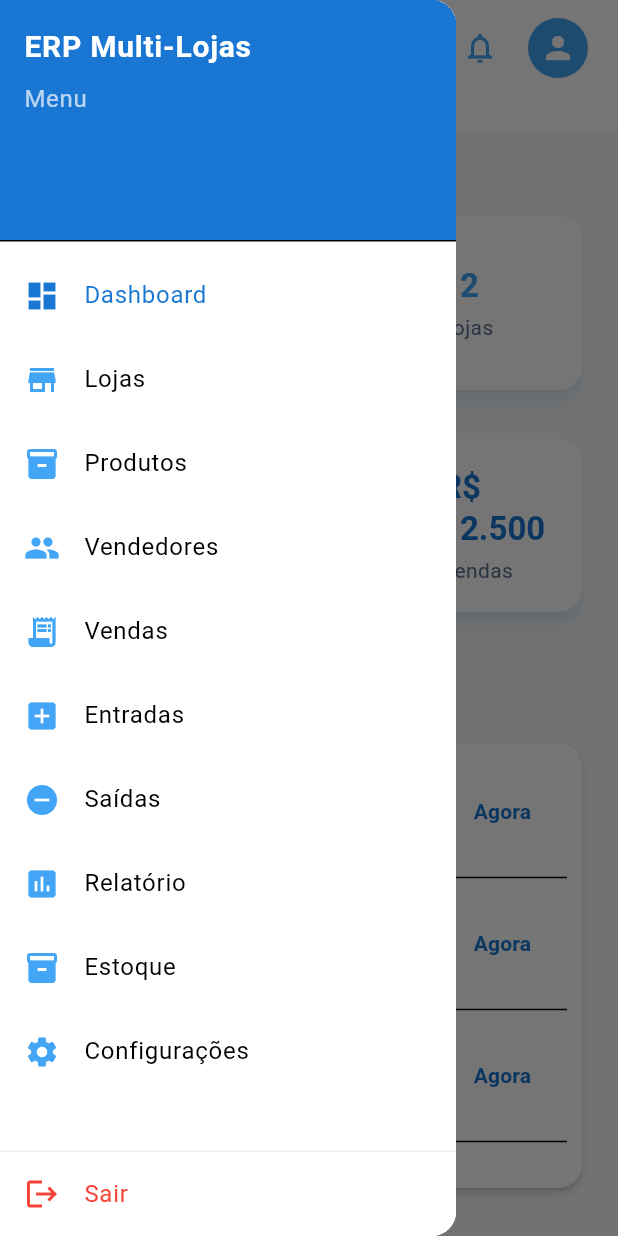
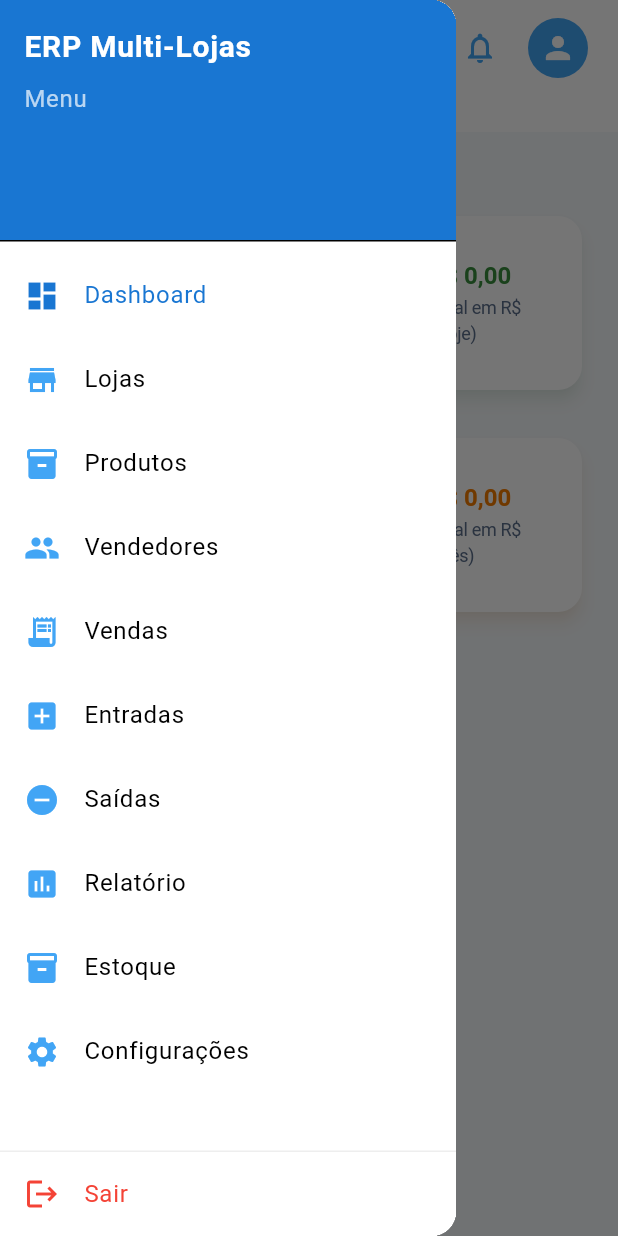
Before and after one commit to jhamiljeferson/gestao_dmr, a Flutter app: the DashboardView screen opened by its route, with the side drawer open, on a phone screen of 412 x 824 dp. Run offline on Flutter 3.47's test engine with Material 3 defaults, Android fonts, the phone set to English and light mode, and no system bars; our stand-ins replace flutter_dotenv, flutter_riverpod, go_router, supabase_flutter; accounts and stored records are empty; network calls fail.

Commit message:
Implement sales and inventory metrics in dashboard view; integrate Supabase for real-time data retrieval and update UI components to reflect today's and month's sales, along with total stock available.

```diff
--- a/lib/features/dashboard/views/dashboard_view.dart
+++ b/lib/features/dashboard/views/dashboard_view.dart
@@ -7,15 +7,55 @@ import '../../../shared/widgets/app_loading.dart';
 import '../../../shared/widgets/app_breadcrumbs.dart';
 import '../../../config/theme.dart';
 import '../../../shared/widgets/app_sidebar.dart';
+import '../../../core/services/supabase_service.dart';
+import 'package:intl/intl.dart';
 
 final dashboardKpiProvider = FutureProvider<Map<String, String>>((ref) async {
-  // Simulação: Substitua por chamada real ao backend/service
-  await Future.delayed(const Duration(milliseconds: 500));
+  final supabase = SupabaseService().client;
+  final now = DateTime.now();
+
+  final todayStart = DateTime(now.year, now.month, now.day);
+  final monthStart = DateTime(now.year, now.month, 1);
+
+  // Vendas do dia
+  final vendasHoje = await supabase
+      .from('itens_venda')
+      .select('vendidos, subtotal, venda_id, vendas!inner(data)')
+      .gte('vendas.data', todayStart.toIso8601String());
+
+  // Vendas do mês
+  final vendasMes = await supabase
+      .from('itens_venda')
+      .select('vendidos, subtotal, venda_id, vendas!inner(data)')
+      .gte('vendas.data', monthStart.toIso8601String());
+
+  int qtdHoje = 0;
+  double totalHoje = 0;
+  for (final item in vendasHoje) {
+    qtdHoje += (item['vendidos'] ?? 0) as int;
+    totalHoje += (item['subtotal'] ?? 0) as num;
+  }
+
+  int qtdMes = 0;
+  double totalMes = 0;
+  for (final item in vendasMes) {
+    qtdMes += (item['vendidos'] ?? 0) as int;
+    totalMes += (item['subtotal'] ?? 0) as num;
+  }
+  // Estoque total
+  final estoque = await supabase.from('estoque').select('quantidade');
+  int qtdEstoque = 0;
+  for (final item in estoque) {
+    qtdEstoque += (item['quantidade'] ?? 0) as int;
+  }
+  final moeda = NumberFormat.simpleCurrency(locale: 'pt_BR');
+
   return {
-    'Empresas': '3',
-    'Lojas': '12',
-    'Vendas': 'R\$ 12.500',
-    'Produtos': '320',
+    'Itens Hoje': '$qtdHoje',
+    'Total Hoje': moeda.format(totalHoje),
+    'Itens Mês': '$qtdMes',
+    'Total Mês': moeda.format(totalMes),
+    'Estoque Total': '$qtdEstoque peças',
   };
 });
 
@@ -72,28 +112,34 @@ class DashboardView extends ConsumerWidget {
                         physics: const NeverScrollableScrollPhysics(),
                         children: [
                           _DashboardCard(
-                            title: 'Empresas',
-                            value: data['Empresas'] ?? '-',
-                            icon: Icons.business,
-                            color: AppColors.blue,
+                            title: 'Itens Vendidos (Hoje)',
+                            value: data['Itens Hoje'] ?? '-',
+                            icon: Icons.shopping_bag,
+                            color: Colors.green,
                           ),
                           _DashboardCard(
-                            title: 'Lojas',
-                            value: data['Lojas'] ?? '-',
-                            icon: Icons.store,
-                            color: AppColors.blueAccent,
+                            title: 'Total em R\$ (Hoje)',
+                            value: data['Total Hoje'] ?? '-',
+                            icon: Icons.attach_money,
+                            color: Colors.green.shade700,
                           ),
                           _DashboardCard(
-                            title: 'Produtos',
-                            value: data['Produtos'] ?? '-',
-                            icon: Icons.inventory_2,
-                            color: AppColors.blueDark,
+                            title: 'Itens Vendidos (Mês)',
+                            value: data['Itens Mês'] ?? '-',
+                            icon: Icons.shopping_cart,
+                            color: Colors.orange,
                           ),
                           _DashboardCard(
-                            title: 'Vendas',
-                            value: data['Vendas'] ?? '-',
-                            icon: Icons.attach_money,
-                            color: AppColors.blue,
+                            title: 'Total em R\$ (Mês)',
+                            value: data['Total Mês'] ?? '-',
+                            icon: Icons.monetization_on,
+                            color: Colors.orange.shade700,
+                          ),
+                          _DashboardCard(
+                            title: 'Estoque Total',
+                            value: data['Estoque Total'] ?? '-',
+                            icon: Icons.inventory_2,
+                            color: Colors.blue,
                           ),
                         ],
                       ),
@@ -103,47 +149,6 @@ class DashboardView extends ConsumerWidget {
               ),
             ),
             const SizedBox(height: 32),
-            Text(
-              'Últimas atividades',
-              style: Theme.of(context).textTheme.titleLarge,
-            ),
-            const SizedBox(height: 16),
-            Expanded(
-              child: Card(
-                elevation: 2,
-                shape: RoundedRectangleBorder(
-                  borderRadius: BorderRadius.circular(16),
-                ),
-                child: ListView.separated(
-                  padding: const EdgeInsets.all(10),
-                  itemCount: 5, // Simulação
-                  separatorBuilder: (_, __) => const Divider(),
-                  itemBuilder: (context, index) {
-                    return ListTile(
-                      leading: CircleAvatar(
-                        backgroundColor: AppColors.blueLight,
-                        child: Icon(
-                          Icons.check_circle,
-                          color: AppColors.blueAccent,
-                        ),
-                      ),
-                      title: Text(
-                        'Atividade ${index + 1}',
-                        style: Theme.of(context).textTheme.bodyLarge,
-                      ),
-                      subtitle: Text(
-                        'Descrição da atividade ${index + 1}',
-                        style: Theme.of(context).textTheme.bodyMedium,
-                      ),
-                      trailing: Text(
-                        'Agora',
-                        style: Theme.of(context).textTheme.labelLarge,
-                      ),
-                    );
-                  },
-                ),
-              ),
-            ),
           ],
         ),
       ),
@@ -156,6 +161,7 @@ class _DashboardCard extends StatelessWidget {
   final String value;
   final IconData icon;
   final Color color;
+
   const _DashboardCard({
     required this.title,
     required this.value,
@@ -167,42 +173,42 @@ class _DashboardCard extends StatelessWidget {
   Widget build(BuildContext context) {
     final width = MediaQuery.of(context).size.width;
     final double iconSize = width < 320
-        ? 16
-        : width < 400
-        ? 20
-        : width < 700
-        ? 28
-        : 32;
-
-    final double valueFontSize = width < 320
         ? 14
         : width < 400
         ? 18
         : width < 700
-        ? 22
-        : 26;
+        ? 24
+        : 28;
+
+    final double valueFontSize = width < 320
+        ? 12
+        : width < 400
+        ? 14
+        : width < 700
+        ? 16
+        : 18;
 
     final double titleFontSize = width < 320
+        ? 8
+        : width < 400
         ? 10
-        : width < 400
+        : width < 700
         ? 12
-        : width < 700
-        ? 14
-        : 16;
+        : 13;
 
     return Card(
       elevation: 4,
       shape: RoundedRectangleBorder(borderRadius: BorderRadius.circular(16)),
       shadowColor: color.withOpacity(0.2),
       child: Padding(
-        padding: const EdgeInsets.all(16),
+        padding: const EdgeInsets.all(12),
         child: Row(
           children: [
             CircleAvatar(
               backgroundColor: color.withOpacity(0.15),
               child: Icon(icon, color: color, size: iconSize),
             ),
-            const SizedBox(width: 16),
+            const SizedBox(width: 12),
             Expanded(
               child: Column(
                 crossAxisAlignment: CrossAxisAlignment.start,
@@ -213,14 +219,17 @@ class _DashboardCard extends StatelessWidget {
                     style: Theme.of(context).textTheme.headlineMedium?.copyWith(
                       color: color,
                       fontSize: valueFontSize,
+                      fontWeight: FontWeight.w600,
                     ),
                   ),
-                  const SizedBox(height: 4),
+                  const SizedBox(height: 2),
                   Text(
                     title,
-                    style: Theme.of(
-                      context,
-                    ).textTheme.bodyMedium?.copyWith(fontSize: titleFontSize),
+                    style: Theme.of(context).textTheme.bodyMedium?.copyWith(
+                      fontSize: titleFontSize,
+                      letterSpacing:
+                          -0.2, // reduz ligeiramente o espaçamento entre letras
+                    ),
                   ),
                 ],
               ),
```
